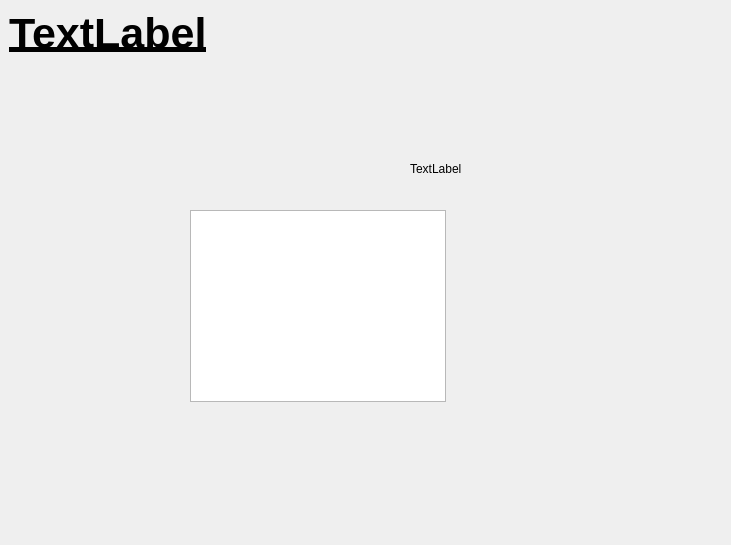
This is UserProfile.ui in CDDDJ-A-2015/Project as Qt 5 draws it before an edit. The edited form follows.
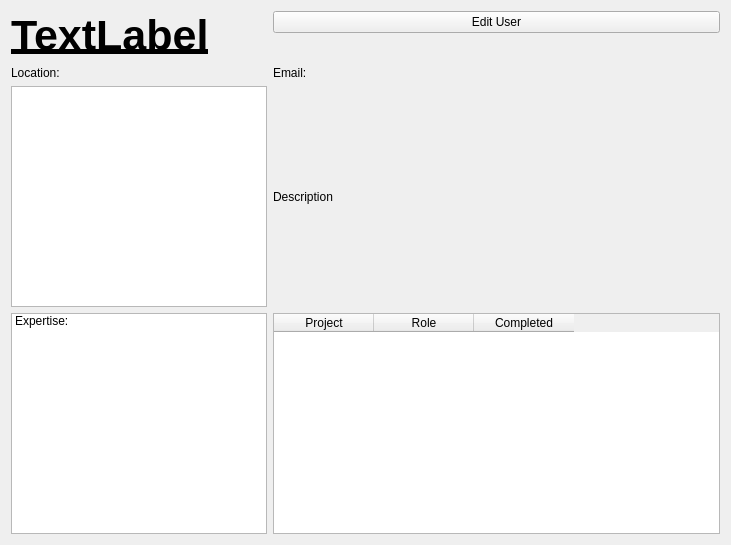
This is the edited form.

Diff of the .ui file:
```diff
--- a/UserProfile.ui
+++ b/UserProfile.ui
@@ -13,15 +13,12 @@
   <property name="windowTitle">
    <string>UserProfile</string>
   </property>
+  <layout class="QFormLayout" name="formLayout">
+   <property name="fieldGrowthPolicy">
+    <enum>QFormLayout::AllNonFixedFieldsGrow</enum>
+   </property>
+   <item row="0" column="0">
   <widget class="QLabel" name="uName">
-   <property name="geometry">
-    <rect>
-     <x>9</x>
-     <y>9</y>
-     <width>205</width>
-     <height>49</height>
-    </rect>
-   </property>
    <property name="font">
     <font>
      <pointsize>32</pointsize>
@@ -34,29 +31,67 @@
     <string>TextLabel</string>
    </property>
   </widget>
-  <widget class="QGraphicsView" name="graphicsView">
-   <property name="geometry">
-    <rect>
-     <x>190</x>
-     <y>210</y>
-     <width>256</width>
-     <height>192</height>
-    </rect>
-   </property>
-  </widget>
-  <widget class="QLabel" name="label">
-   <property name="geometry">
-    <rect>
-     <x>410</x>
-     <y>160</y>
-     <width>66</width>
-     <height>17</height>
-    </rect>
-   </property>
+   </item>
+   <item row="3" column="0">
+    <widget class="QGraphicsView" name="pUser"/>
+   </item>
+   <item row="3" column="1">
+    <widget class="QLabel" name="uDesc">
+     <property name="text">
+      <string>Description</string>
+     </property>
+    </widget>
+   </item>
+   <item row="4" column="0">
+    <widget class="QListWidget" name="listWidget">
+     <item>
+      <property name="text">
+       <string>Expertise:</string>
+      </property>
+     </item>
+    </widget>
+   </item>
+   <item row="4" column="1">
+    <widget class="QTableWidget" name="tableWidget">
+     <column>
    <property name="text">
-    <string>TextLabel</string>
-   </property>
-  </widget>
+       <string>Project</string>
+      </property>
+     </column>
+     <column>
+      <property name="text">
+       <string>Role</string>
+      </property>
+     </column>
+     <column>
+      <property name="text">
+       <string>Completed</string>
+      </property>
+     </column>
+    </widget>
+   </item>
+   <item row="2" column="0">
+    <widget class="QLabel" name="uLoc">
+     <property name="text">
+      <string>Location: </string>
+     </property>
+    </widget>
+   </item>
+   <item row="2" column="1">
+    <widget class="QLabel" name="uEmail">
+     <property name="text">
+      <string>Email:</string>
+     </property>
+    </widget>
+   </item>
+   <item row="0" column="1">
+    <widget class="QPushButton" name="bEditUser">
+     <property name="text">
+      <string>Edit User</string>
+     </property>
+    </widget>
+   </item>
+  </layout>
  </widget>
  <resources/>
  <connections/>
```
Lines whose indentation alone changed are shown as unchanged.
